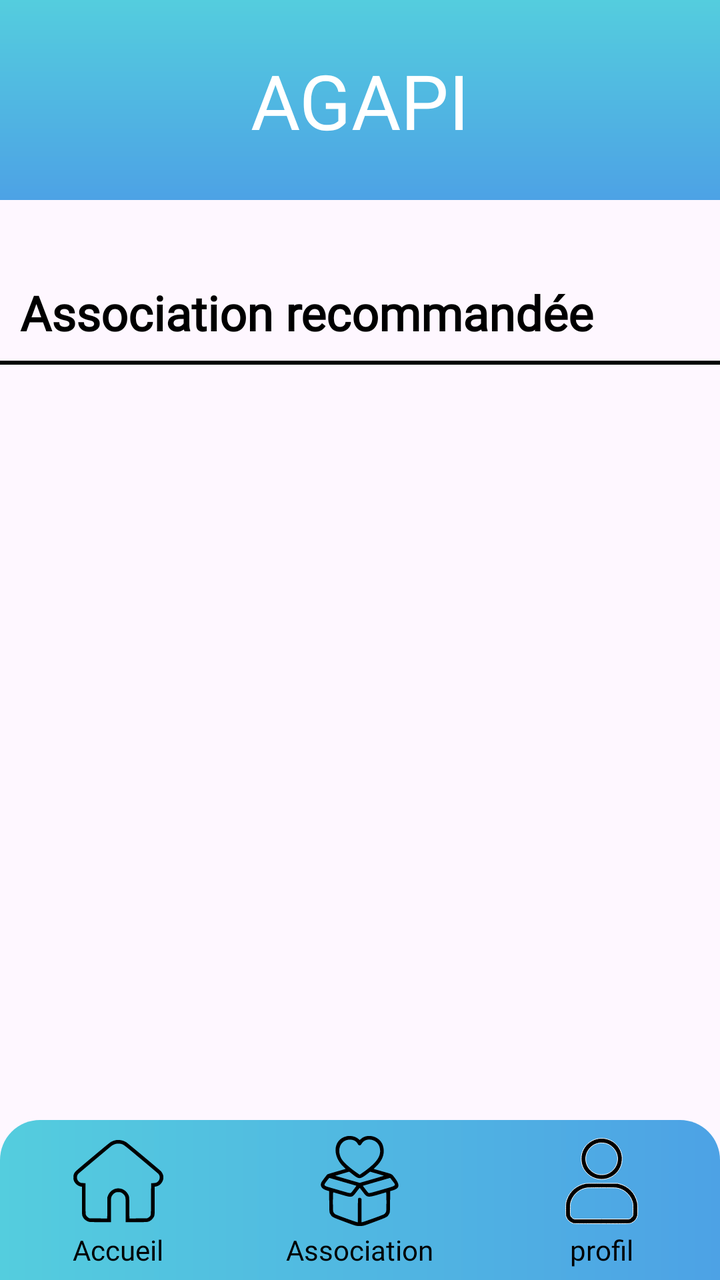
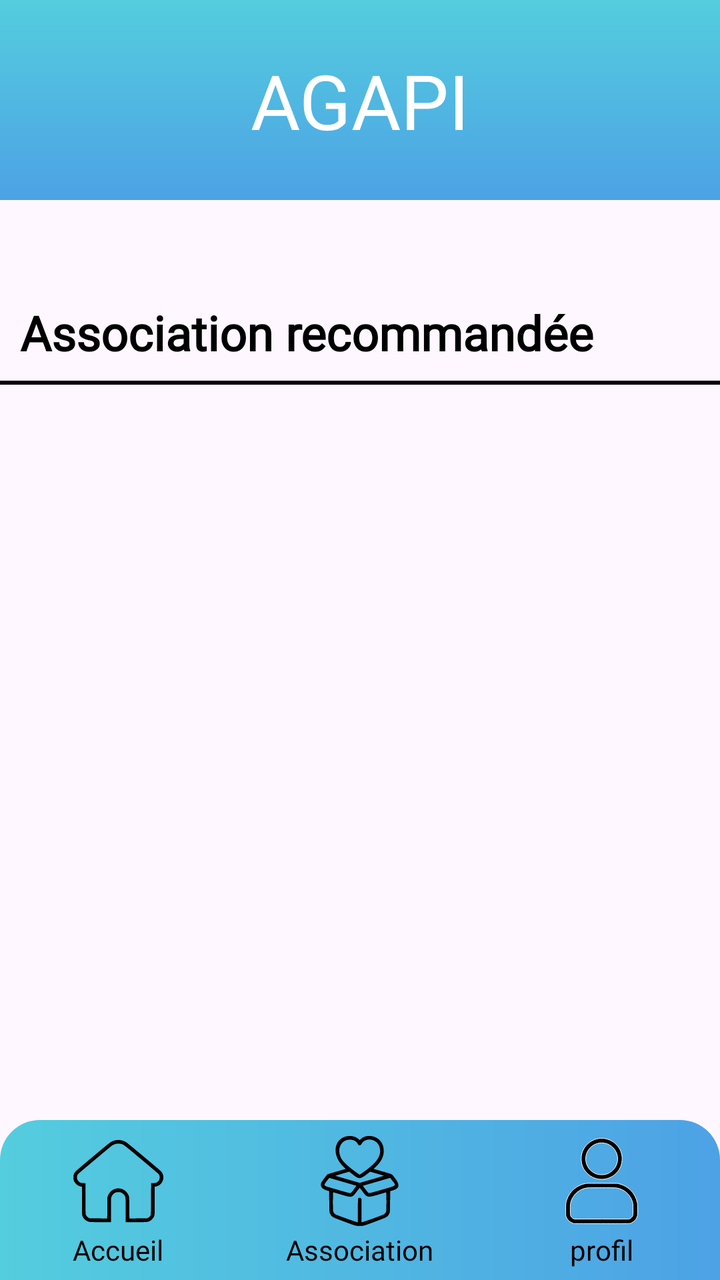

Before-and-after screenshots of an Android layout around one commit, followed by the original layout XML and the change that was made.
<!-- AndroidManifest.xml: application theme Theme.NewAgapiVERSION311CLEAN -->
<!-- res/layout/accueil.xml -->
<?xml version="1.0" encoding="utf-8"?>
<androidx.constraintlayout.widget.ConstraintLayout xmlns:android="http://schemas.android.com/apk/res/android"
    xmlns:app="http://schemas.android.com/apk/res-auto"
    xmlns:tools="http://schemas.android.com/tools"
    android:id="@+id/main"
    android:layout_width="match_parent"
    android:layout_height="match_parent"
    tools:context=".ui.Accueil">


    <androidx.core.widget.NestedScrollView
        android:id="@+id/scrollView2"
        android:layout_width="match_parent"
        android:layout_height="match_parent"
        android:fillViewport="true"
        android:layout_marginBottom="81dp"

        >
        <androidx.constraintlayout.widget.ConstraintLayout
            android:layout_width="match_parent"
            android:layout_height="wrap_content"
            >

            <include layout="@layout/accueil_header" android:id="@+id/header"/>

            <include
                android:id="@+id/login_buttons_container"
                layout="@layout/accueil_2buttons"
                android:layout_width="0dp"
                android:layout_height="wrap_content"
                app:layout_constraintTop_toBottomOf="@+id/header"
                app:layout_constraintStart_toStartOf="parent"
                app:layout_constraintEnd_toEndOf="parent"
                android:visibility="gone" />





            <TextView
                android:id="@+id/section_association"
                android:layout_width="wrap_content"
                android:layout_height="wrap_content"
                android:layout_marginStart="10dp"
                android:layout_marginTop="140dp"
                android:fontFamily="@font/poppins_semibold"
                android:text="@string/Message_PageAccueil"
                android:textColor="@color/text_svg_main_color"
                android:textSize="24sp"
                android:textStyle="bold"
                app:layout_constraintStart_toStartOf="parent"
                app:layout_constraintTop_toTopOf="parent"
 />

            <androidx.recyclerview.widget.RecyclerView
                android:id="@+id/recyclerViewHorizontal"
                android:layout_width="match_parent"
                android:layout_height="wrap_content"
                android:layout_marginStart="10dp"
                android:orientation="vertical"
                android:scrollbars="none"
                app:layout_constraintEnd_toEndOf="parent"
                app:layout_constraintStart_toStartOf="parent"
                app:layout_constraintTop_toBottomOf="@+id/section_association"
 />

            <View
                android:id="@+id/view"
                android:layout_width="match_parent"
                android:layout_height="2dp"
                android:layout_marginVertical="8dp"
                android:background="#000000"
                app:layout_constraintTop_toBottomOf="@id/recyclerViewHorizontal" />

            <androidx.recyclerview.widget.RecyclerView
                android:id="@+id/recyclerViewVertical"
                android:layout_width="match_parent"
                android:layout_height="wrap_content"
                android:scrollbars="none"
                app:layout_constraintTop_toBottomOf="@+id/view" />


        </androidx.constraintlayout.widget.ConstraintLayout>

    </androidx.core.widget.NestedScrollView>

    <include layout="@layout/bottom_nav" android:id="@+id/footer"/>

</androidx.constraintlayout.widget.ConstraintLayout>
<!-- res/layout/accueil_header.xml (included above) -->
<?xml version="1.0" encoding="utf-8"?>
<androidx.constraintlayout.widget.ConstraintLayout xmlns:android="http://schemas.android.com/apk/res/android"
    android:layout_width="match_parent"
    android:layout_height="match_parent"
    xmlns:app="http://schemas.android.com/apk/res-auto">

    <TextView
        android:id="@+id/title"
        android:layout_width="match_parent"
        android:layout_height="100dp"
        android:background="@drawable/couleur_gradient"
        android:fontFamily="@font/poppins_medium"
        android:gravity="center"
        android:text="@string/app_name"
        android:textColor="@color/white"
        android:textSize="38sp"
        app:layout_constraintTop_toTopOf="parent"
         />
</androidx.constraintlayout.widget.ConstraintLayout>
<!-- res/layout/accueil_2buttons.xml (included above) -->
<?xml version="1.0" encoding="utf-8"?>
<androidx.constraintlayout.widget.ConstraintLayout xmlns:android="http://schemas.android.com/apk/res/android"
    xmlns:app="http://schemas.android.com/apk/res-auto"
    android:id="@+id/buttonText"
    android:layout_width="match_parent"
    android:layout_height="70dp"
    android:layout_marginTop="20dp">


    <LinearLayout
        android:id="@+id/sectionPourVous"
        android:layout_width="0dp"
        android:layout_height="70dp"
        android:gravity="center"
        android:orientation="vertical"
        app:layout_constraintEnd_toStartOf="@id/sectionSuivies"
        app:layout_constraintStart_toStartOf="parent"
        app:layout_constraintTop_toTopOf="parent"
        app:layout_constraintWidth_percent="0.5">

        <Button
            android:id="@+id/buttonPourVous"
            android:layout_width="wrap_content"
            android:layout_height="67dp"
            android:backgroundTint="#00FFFFFF"
            android:text="@string/pour_vous"
            android:textColor="@color/text_svg_main_color" />

        <View
            android:id="@+id/barButton_Pourvous"
            android:layout_width="match_parent"
            android:layout_height="3dp"
            android:background="@color/bar_button"
            android:visibility="visible" />
    </LinearLayout>


    <LinearLayout
        android:id="@+id/sectionSuivies"
        android:layout_width="0dp"
        android:layout_height="67dp"
        android:gravity="center"
        android:orientation="vertical"
        app:layout_constraintEnd_toEndOf="parent"
        app:layout_constraintStart_toEndOf="@id/sectionPourVous"
        app:layout_constraintTop_toTopOf="parent"
        app:layout_constraintWidth_percent="0.5">

        <Button
            android:id="@+id/buttonSuivies"
            android:layout_width="wrap_content"
            android:layout_height="70dp"
            android:backgroundTint="#00FFFFFF"
            android:text="@string/suivi_e_s"
            android:textColor="@color/text_svg_main_color" />

        <View
            android:id="@+id/barButton_Suivis"
            android:layout_width="match_parent"
            android:layout_height="2dp"
            android:background="@color/bar_button"
            android:visibility="invisible" />
    </LinearLayout>

</androidx.constraintlayout.widget.ConstraintLayout>
<!-- res/layout/bottom_nav.xml (included above) -->
<?xml version="1.0" encoding="utf-8"?>
<androidx.constraintlayout.widget.ConstraintLayout xmlns:android="http://schemas.android.com/apk/res/android"
    android:layout_width="match_parent"
    android:layout_height="match_parent"
    xmlns:app="http://schemas.android.com/apk/res-auto">

    <LinearLayout
        android:id="@+id/bottom_nav"
        android:layout_width="match_parent"
        android:layout_height="80dp"
        android:background="@drawable/background_menu_bottom_3buttons"
        android:baselineAligned="false"
        android:orientation="horizontal"
        app:layout_constraintBottom_toBottomOf="parent"

        >

        <LinearLayout
            android:layout_width="wrap_content"
            android:layout_height="match_parent"
            android:layout_weight="1"
            android:gravity="center"
            android:orientation="vertical">

            <ImageButton
                android:id="@+id/buttonAccueil"
                android:layout_width="match_parent"
                android:layout_height="50dp"
                android:backgroundTint="#00FFFFFF"
                android:contentDescription="@string/home_icon"
                android:textSize="14sp"
                app:srcCompat="@drawable/home" />

            <TextView
                android:id="@+id/textViewAccueil"
                android:layout_width="match_parent"
                android:layout_height="wrap_content"
                android:fontFamily="@font/poppins_extrabold"
                android:text="@string/accueil"
                android:textAlignment="center"
                android:textColor="@color/text_svg_main_color"
                android:textSize="14sp" />
        </LinearLayout>


        <LinearLayout
            android:layout_width="wrap_content"
            android:layout_height="match_parent"
            android:layout_weight="1"
            android:gravity="center"
            android:orientation="vertical">

            <ImageButton
                android:id="@+id/buttonAsso"
                android:layout_width="match_parent"
                android:layout_height="50dp"
                android:backgroundTint="#00FFFFFF"
                android:contentDescription="@string/association_icon"
                android:textSize="14sp"
                app:srcCompat="@drawable/charity">

            </ImageButton>


            <TextView
                android:id="@+id/textViewAssociations"
                android:layout_width="match_parent"
                android:layout_height="wrap_content"
                android:fontFamily="@font/poppins_extrabold"
                android:text="@string/association"
                android:textAlignment="center"
                android:textColor="@color/text_svg_main_color"
                android:textSize="14sp" />
        </LinearLayout>


        <LinearLayout
            android:layout_width="wrap_content"
            android:layout_height="match_parent"
            android:layout_weight="1"
            android:gravity="center"
            android:orientation="vertical">

            <ImageButton
                android:id="@+id/buttonProfil"
                android:layout_width="match_parent"
                android:layout_height="50dp"
                android:backgroundTint="#00FFFFFF"
                android:contentDescription="@string/profil_icon"
                android:textSize="14sp"
                app:srcCompat="@drawable/profil_noir">
            </ImageButton>
            <TextView
                android:id="@+id/textViewProfil"
                android:layout_width="match_parent"
                android:layout_height="wrap_content"
                android:fontFamily="@font/poppins_extrabold"
                android:text="@string/profil"
                android:textAlignment="center"
                android:textColor="@color/text_svg_main_color"
                android:textSize="14sp" />
        </LinearLayout>
    </LinearLayout>

</androidx.constraintlayout.widget.ConstraintLayout>
<!-- resources referenced by this layout -->
<resources>
  <color name="bar_button">#81D8E5</color>
  <color name="text_svg_main_color">#FF000000</color>
  <color name="white">#FFFFFFFF</color>
  <!-- drawable background_menu_bottom_3buttons (drawable) -->
  <?xml version="1.0" encoding="utf-8"?>
  <shape xmlns:android="http://schemas.android.com/apk/res/android">
  
      <gradient
          android:angle="0"
          android:startColor="#54CDDE"
          android:endColor="#4DA2E5" />
  
      <corners
          android:topLeftRadius="20dp"
          android:topRightRadius="20dp"
          android:bottomLeftRadius="0dp"
          android:bottomRightRadius="0dp"/>
  
  </shape>
  <!-- drawable charity: vector/xml drawable (drawable, 2962 chars, omitted) -->
  <!-- drawable couleur_gradient (drawable) -->
  <?xml version="1.0" encoding="utf-8"?>
  <layer-list xmlns:android="http://schemas.android.com/apk/res/android">
      <item>
          <shape android:shape="rectangle">
              <gradient
                  android:angle="270"
                  android:startColor="#54CDDE"
                  android:endColor="#4DA2E5"
                  android:type="linear"/>
          </shape>
      </item>
  </layer-list>
  <!-- drawable home: vector/xml drawable (drawable, 2418 chars, omitted) -->
  <!-- drawable profil_noir (drawable) -->
  <vector xmlns:android="http://schemas.android.com/apk/res/android"
      android:width="45dp"
      android:height="45dp"
      android:viewportWidth="512"
      android:viewportHeight="512">
    <path
        android:pathData="M240.5,14.13C203.73,18.72 168.98,43.48 151.91,77.23C143.13,94.58 139.74,109.1 139.7,129.5C139.63,161.43 149.85,187.27 171.48,209.88C185.1,224.11 199.04,233.34 216.05,239.41C230.74,244.65 240.58,246.36 256,246.36C271.42,246.36 281.26,244.65 295.95,239.41C328.2,227.9 355.21,200.49 366.3,168C372.32,150.37 374.22,127.4 371.1,110C360.04,48.29 302.88,6.34 240.5,14.13M244,39.58C221.36,43.63 204.1,52.64 189.87,67.84C164.09,95.37 157.87,135.09 174.05,168.94C185.72,193.34 207.07,210.94 233.8,218.2C244.79,221.18 267.21,221.18 278.2,218.2C304.93,210.94 326.28,193.34 337.95,168.94C354.13,135.09 347.91,95.37 322.13,67.84C310.29,55.19 295.81,46.55 278.5,41.78C271.71,39.91 249.93,38.53 244,39.58M164.5,270.44C114.68,279.65 75.5,312.74 58.59,359.89C52.07,378.07 51.55,382.4 51.53,419C51.5,451.44 51.57,452.71 53.81,459.19C59.81,476.54 73.83,490.08 92.72,496.77C97.12,498.33 109.93,498.48 252.73,498.75C423.34,499.07 415.21,499.33 428.25,492.97C444.34,485.13 455.68,470.83 459.53,453.51C461.85,443.1 461.16,389.39 458.57,378C446.39,324.58 409.36,286.15 356.64,272.24L346.5,269.57 259,269.36C190.93,269.19 169.95,269.43 164.5,270.44M174,295.12C130.05,300.15 92.11,333.21 80.19,376.88C77.62,386.31 77.57,387.12 77.53,418.5C77.5,449.98 77.54,450.57 79.79,454.8C83.33,461.42 88.62,466.67 94.84,469.72L100.5,472.5 256,472.5L411.5,472.5 417.16,469.72C423.38,466.67 428.67,461.42 432.21,454.8C434.46,450.57 434.5,449.98 434.47,418.5C434.43,387.12 434.38,386.31 431.81,376.88C419.7,332.54 382.01,300.13 336.67,295.07C325.17,293.79 185.27,293.83 174,295.12"
        android:fillColor="@color/text_svg_main_color"
        android:fillType="evenOdd"
        android:strokeColor="#FFFFFF"/>
  </vector>
  <string name="Message_PageAccueil">Association recommandée</string>
  <string name="accueil">Accueil</string>
  <string name="app_name">AGAPI</string>
  <string name="association">Association</string>
  <string name="association_icon">association icon</string>
  <string name="home_icon">Home Icon</string>
  <string name="pour_vous">Pour vous</string>
  <string name="profil">profil</string>
  <string name="profil_icon">profil icon</string>
  <string name="suivi_e_s">Suivi(e)s</string>
  <style name="Theme.NewAgapiVERSION311CLEAN" parent="Base.Theme.NewAgapiVERSION311CLEAN" />
  <style name="Base.Theme.NewAgapiVERSION311CLEAN" parent="Theme.Material3.DayNight.NoActionBar">
          
          
        
      </style>
</resources>

<!-- the commit's change to res/layout/accueil.xml (unified diff, before → after) -->
@@ -42,7 +42,7 @@
                 android:layout_width="wrap_content"
                 android:layout_height="wrap_content"
                 android:layout_marginStart="10dp"
-                android:layout_marginTop="140dp"
+                android:layout_marginTop="150dp"
                 android:fontFamily="@font/poppins_semibold"
                 android:text="@string/Message_PageAccueil"
                 android:textColor="@color/text_svg_main_color"
@@ -113,33 +113,35 @@
     xmlns:app="http://schemas.android.com/apk/res-auto"
     android:id="@+id/buttonText"
     android:layout_width="match_parent"
-    android:layout_height="70dp"
+    android:layout_height="wrap_content"
     android:layout_marginTop="20dp">
 
 
     <LinearLayout
         android:id="@+id/sectionPourVous"
         android:layout_width="0dp"
-        android:layout_height="70dp"
+        android:layout_height="50dp"
         android:gravity="center"
         android:orientation="vertical"
         app:layout_constraintEnd_toStartOf="@id/sectionSuivies"
         app:layout_constraintStart_toStartOf="parent"
         app:layout_constraintTop_toTopOf="parent"
-        app:layout_constraintWidth_percent="0.5">
+        app:layout_constraintWidth_percent="0.5"
+        >
 
         <Button
             android:id="@+id/buttonPourVous"
             android:layout_width="wrap_content"
-            android:layout_height="67dp"
+            android:layout_height="wrap_content"
             android:backgroundTint="#00FFFFFF"
             android:text="@string/pour_vous"
+            android:textSize="20dp"
             android:textColor="@color/text_svg_main_color" />
 
         <View
             android:id="@+id/barButton_Pourvous"
             android:layout_width="match_parent"
-            android:layout_height="3dp"
+            android:layout_height="5dp"
             android:background="@color/bar_button"
             android:visibility="visible" />
     </LinearLayout>
@@ -148,7 +150,7 @@
     <LinearLayout
         android:id="@+id/sectionSuivies"
         android:layout_width="0dp"
-        android:layout_height="67dp"
+        android:layout_height="50dp"
         android:gravity="center"
         android:orientation="vertical"
         app:layout_constraintEnd_toEndOf="parent"
@@ -159,7 +161,8 @@
         <Button
             android:id="@+id/buttonSuivies"
             android:layout_width="wrap_content"
-            android:layout_height="70dp"
+            android:layout_height="wrap_content"
+            android:textSize="20dp"
             android:backgroundTint="#00FFFFFF"
             android:text="@string/suivi_e_s"
             android:textColor="@color/text_svg_main_color" />
@@ -167,7 +170,7 @@
         <View
             android:id="@+id/barButton_Suivis"
             android:layout_width="match_parent"
-            android:layout_height="2dp"
+            android:layout_height="5dp"
             android:background="@color/bar_button"
             android:visibility="invisible" />
     </LinearLayout>
